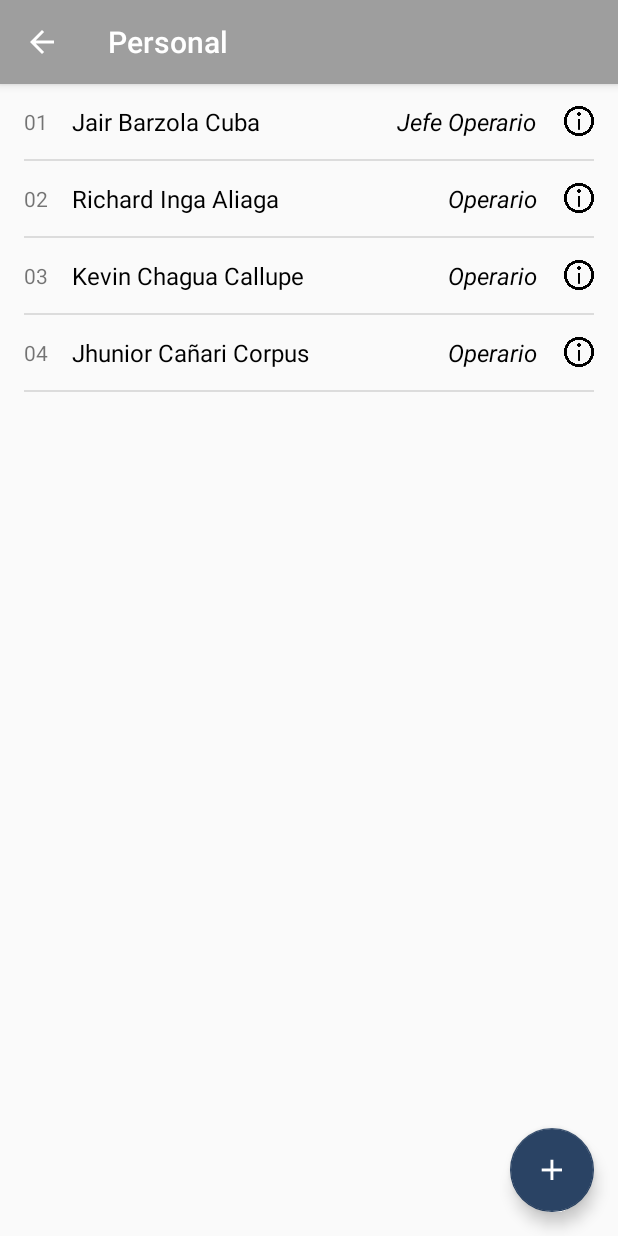
After one commit to ArquitecturaSW/AppSGPL, an Android app: the PersonalND screen opened directly, with no data from a screen before it, on a phone screen of 412 x 824 dp. The commit adds this screen. Run offline under Robolectric (Android 15) with nearby library versions, the phone set to English and light mode, and no system bars.

Commit message:
Cambio a Reportes y personal

```diff
--- /dev/null
+++ b/app/src/main/java/arquitectura/proyecto/android/appsgpl/Activities/PersonalND.java
@@ -0,0 +1,44 @@
+package arquitectura.proyecto.android.appsgpl.Activities;
+
+import android.content.Context;
+import android.support.v7.app.AppCompatActivity;
+import android.os.Bundle;
+import android.support.v7.widget.LinearLayoutManager;
+import android.support.v7.widget.RecyclerView;
+
+import java.util.List;
+
+import arquitectura.proyecto.android.appsgpl.Adapters.RecyclerAdapterPersonalND;
+import arquitectura.proyecto.android.appsgpl.Interfaces.PersonalNDView;
+import arquitectura.proyecto.android.appsgpl.Interfaces.PersonalNDPresenter;
+import arquitectura.proyecto.android.appsgpl.POJOS.Personal;
+import arquitectura.proyecto.android.appsgpl.Presenters.PersonalNDPresenterImpl;
+import arquitectura.proyecto.android.appsgpl.R;
+
+public class PersonalND extends AppCompatActivity implements PersonalNDView {
+    RecyclerView recyclerView;
+    Context context;
+
+    PersonalNDPresenter presenter;
+    RecyclerAdapterPersonalND adapter;
+    @Override
+    protected void onCreate(Bundle savedInstanceState) {
+        super.onCreate(savedInstanceState);
+        setContentView(R.layout.activity_personal_nd);
+
+        // Inflate the layout for this fragment
+        recyclerView = (RecyclerView) findViewById(R.id.recyclerView);
+        presenter = new PersonalNDPresenterImpl(this);
+        recyclerView.setLayoutManager(new LinearLayoutManager(this, LinearLayoutManager.VERTICAL,false));
+        adapter = new RecyclerAdapterPersonalND(context,R.layout.item_personal);
+        recyclerView.setAdapter(adapter);
+        presenter.loadListPersonal();
+         /*Implementacion de RecyclerView con MVP*/
+    }
+
+
+    @Override
+    public void initRecycler(List<Personal> personalList1) {
+        adapter.setListPersonal(personalList1);
+    }
+}
--- a/app/src/main/java/arquitectura/proyecto/android/appsgpl/Activities/Reporte.java
+++ b/app/src/main/java/arquitectura/proyecto/android/appsgpl/Activities/Reporte.java
@@ -37,12 +37,14 @@ public class Reporte extends AppCompatActivity {
 
         PieDataSet dataSet = new PieDataSet(pieEntries,"Reporte de  Proyectos");
         dataSet.setColors(ColorTemplate.COLORFUL_COLORS);
+        dataSet.setSliceSpace(3f);
         PieData data = new PieData(dataSet);
 
 
         //Get the Chart
         PieChart chart = (PieChart) findViewById(R.id.pieChart);
         chart.setData(data);
+        chart.setContentDescription("PieChart");
         chart.invalidate();
 
     }
--- /dev/null
+++ b/app/src/main/java/arquitectura/proyecto/android/appsgpl/Adapters/RecyclerAdapterPersonalND.java
@@ -0,0 +1,148 @@
+package arquitectura.proyecto.android.appsgpl.Adapters;
+
+import android.app.Activity;
+import android.app.Dialog;
+import android.content.Context;
+import android.content.DialogInterface;
+import android.support.design.widget.TextInputLayout;
+import android.support.v7.app.AlertDialog;
+import android.support.v7.widget.RecyclerView;
+import android.view.LayoutInflater;
+import android.view.View;
+import android.view.ViewGroup;
+import android.widget.Button;
+import android.widget.ImageView;
+import android.widget.LinearLayout;
+import android.widget.TextView;
+import android.widget.Toast;
+
+import java.util.ArrayList;
+import java.util.List;
+
+import arquitectura.proyecto.android.appsgpl.POJOS.Personal;
+import arquitectura.proyecto.android.appsgpl.R;
+
+import static arquitectura.proyecto.android.appsgpl.R.layout.item_personal;
+
+/**
+ * Created by Jair Barzola on 21-Apr-17.
+ */
+
+public class RecyclerAdapterPersonalND extends RecyclerView.Adapter<RecyclerAdapterPersonalND.ViewHolder>{
+
+    Activity activity = new Activity();
+
+    List<Personal> personalList1 = new ArrayList<>();
+    Context context;
+    int itemLayout;
+
+    public RecyclerAdapterPersonalND(Context context, int itemLayout) {
+        this.itemLayout = itemLayout;
+        this.context=context;
+    }
+    public void setListPersonal( List<Personal> personalList1) {
+        this.personalList1 = personalList1;
+    }
+    @Override
+    public ViewHolder onCreateViewHolder(ViewGroup parent, int viewType) {
+        View view = LayoutInflater.from(parent.getContext())
+                .inflate(item_personal,parent,false);
+        RecyclerAdapterPersonalND.ViewHolder viewHolder= new RecyclerAdapterPersonalND.ViewHolder(view);
+        return viewHolder;
+    }
+
+    @Override
+    public void onBindViewHolder(ViewHolder holder, int position) {
+//holder.nombre_documento.setText(entregableList.get(position).getNombre_documento());
+        holder.codigo_personal.setText(personalList1.get(position).getCodigo());
+        holder.nombre_personal.setText(personalList1.get(position).getNombre());
+        holder.cargo_personal.setText(personalList1.get(position).getCargo());
+        holder.info_personal.setOnClickListener(new View.OnClickListener() {
+            @Override
+            public void onClick(View v) {
+                Toast.makeText(context,"More info",Toast.LENGTH_SHORT).show();
+            }
+        });
+        holder.ly_item.setOnClickListener(new View.OnClickListener() {
+            @Override
+            public void onClick(View v) {
+
+            }
+        });
+
+
+    }
+
+    @Override
+    public int getItemCount() {
+        return personalList1.size();
+    }
+
+    public class ViewHolder extends RecyclerView.ViewHolder{
+
+
+        LinearLayout ly_item;
+        TextView codigo_personal;
+        TextView nombre_personal;
+        TextView cargo_personal;
+        ImageView info_personal;
+
+        public ViewHolder(View itemView) {
+            super(itemView);
+            ly_item = (LinearLayout) itemView.findViewById(R.id.ly);
+            codigo_personal = (TextView) itemView.findViewById(R.id.codigo_personal);
+            nombre_personal = (TextView) itemView.findViewById(R.id.nombre_personal);
+            cargo_personal = (TextView) itemView.findViewById(R.id.cargo_personal);
+            info_personal = (ImageView) itemView.findViewById(R.id.info_personal);
+
+
+        }
+    }
+    public AlertDialog preguntar() {
+        final AlertDialog.Builder builder = new AlertDialog.Builder(context);
+
+        builder.setTitle("¿Desea asignarlo jefe?");
+        builder.setPositiveButton("Aceptar", new DialogInterface.OnClickListener() {
+            @Override
+            public void onClick(DialogInterface dialog, int which) {
+                asignarJefe().show();
+                dialog.dismiss();
+            }
+        });
+        builder.setNegativeButton("Cancelar", new DialogInterface.OnClickListener() {
+            @Override
+            public void onClick(DialogInterface dialog, int which) {
+                dialog.dismiss();
+            }
+        });
+
+        return builder.create();
+    }
+    private Dialog asignarJefe(){
+        final AlertDialog.Builder builder = new AlertDialog.Builder(activity);
+
+        LayoutInflater inflater = activity.getLayoutInflater();
+
+        View v = inflater.inflate(R.layout.asignar_jefe_dialogo, null);
+        builder.setCancelable(false);
+        builder.setView(v);
+        TextInputLayout usuario = (TextInputLayout) v.findViewById(R.id.usuario_jefe);
+        TextInputLayout password =(TextInputLayout) v.findViewById(R.id.password);
+        TextInputLayout conpassword =(TextInputLayout) v.findViewById(R.id.confirmar_contrasena);
+        Button registar = (Button) v.findViewById(R.id.registarjefe);
+
+        registar.setOnClickListener(new View.OnClickListener() {
+            @Override
+            public void onClick(View v) {
+                //personalList.get(i).setCargo("Jefe Proyecto");
+                Toast.makeText(context,"Se completo satisfactoriamente.",Toast.LENGTH_SHORT).show();
+
+            }
+        });
+
+
+
+        return builder.create();
+    }
+
+}
--- /dev/null
+++ b/app/src/main/java/arquitectura/proyecto/android/appsgpl/Interactors/PersonalNDInteractorImpl.java
@@ -0,0 +1,30 @@
+package arquitectura.proyecto.android.appsgpl.Interactors;
+
+import java.util.ArrayList;
+import java.util.List;
+
+import arquitectura.proyecto.android.appsgpl.Interfaces.PersonalNDInteractor;
+import arquitectura.proyecto.android.appsgpl.Interfaces.PersonalNDPresenter;
+import arquitectura.proyecto.android.appsgpl.POJOS.Personal;
+
+/**
+ * Created by Brian on 01/06/2017.
+ */
+
+public class PersonalNDInteractorImpl implements PersonalNDInteractor {
+    private PersonalNDPresenter presenter;
+    public PersonalNDInteractorImpl ( PersonalNDPresenter presenter){
+        this.presenter= presenter;
+    }
+    @Override
+    public void initRecycler() {
+
+        List<Personal> personalList1 = new ArrayList<>();
+        personalList1.add(new Personal("01","Jair Barzola Cuba","Jefe Operario"));
+        personalList1.add(new Personal("02","Richard Inga Aliaga","Operario"));
+        personalList1.add(new Personal("03","Kevin Chagua Callupe","Operario"));
+        personalList1.add(new Personal("04","Jhunior Cañari Corpus","Operario"));
+        presenter.initRecycler(personalList1);
+
+    }
+}
--- /dev/null
+++ b/app/src/main/java/arquitectura/proyecto/android/appsgpl/Interfaces/PersonalNDInteractor.java
@@ -0,0 +1,9 @@
+package arquitectura.proyecto.android.appsgpl.Interfaces;
+
+/**
+ * Created by Brian on 01/06/2017.
+ */
+
+public interface PersonalNDInteractor {
+    void initRecycler();
+}
--- /dev/null
+++ b/app/src/main/java/arquitectura/proyecto/android/appsgpl/Interfaces/PersonalNDPresenter.java
@@ -0,0 +1,14 @@
+package arquitectura.proyecto.android.appsgpl.Interfaces;
+
+import java.util.List;
+
+import arquitectura.proyecto.android.appsgpl.POJOS.Personal;
+
+/**
+ * Created by Brian on 01/06/2017.
+ */
+
+public interface PersonalNDPresenter {
+    void initRecycler(List<Personal> personalList);
+    void loadListPersonal();
+}
--- /dev/null
+++ b/app/src/main/java/arquitectura/proyecto/android/appsgpl/Interfaces/PersonalNDView.java
@@ -0,0 +1,13 @@
+package arquitectura.proyecto.android.appsgpl.Interfaces;
+
+import java.util.List;
+
+import arquitectura.proyecto.android.appsgpl.POJOS.Personal;
+
+/**
+ * Created by Brian on 01/06/2017.
+ */
+
+public interface PersonalNDView {
+    void initRecycler(List<Personal> personalList);
+}
--- a/app/src/main/java/arquitectura/proyecto/android/appsgpl/POJOS/Personal.java
+++ b/app/src/main/java/arquitectura/proyecto/android/appsgpl/POJOS/Personal.java
@@ -17,6 +17,7 @@ public class Personal {
         this.nombre=nombre;
         this.cargo=cargo;
     }
+
 
     public String getCodigo() {
         return codigo;
@@ -41,4 +42,6 @@ public class Personal {
     public void setCargo(String cargo) {
         this.cargo = cargo;
     }
+
+
 }
--- /dev/null
+++ b/app/src/main/java/arquitectura/proyecto/android/appsgpl/Presenters/PersonalNDPresenterImpl.java
@@ -0,0 +1,33 @@
+package arquitectura.proyecto.android.appsgpl.Presenters;
+
+import java.util.List;
+
+
+import arquitectura.proyecto.android.appsgpl.Interactors.PersonalNDInteractorImpl;
+import arquitectura.proyecto.android.appsgpl.Interfaces.PersonalNDInteractor;
+import arquitectura.proyecto.android.appsgpl.Interfaces.PersonalNDPresenter;
+import arquitectura.proyecto.android.appsgpl.Interfaces.PersonalNDView;
+
+import arquitectura.proyecto.android.appsgpl.POJOS.Personal;
+
+/**
+ * Created by Brian on 01/06/2017.
+ */
+
+public class PersonalNDPresenterImpl implements PersonalNDPresenter {
+    private PersonalNDInteractor interactor;
+    private PersonalNDView view;
+    public PersonalNDPresenterImpl(PersonalNDView view){
+        this.view=view;
+        interactor = new PersonalNDInteractorImpl(this);
+    }
+    @Override
+    public void initRecycler(List<Personal> personalList1) {
+        view.initRecycler(personalList1);
+    }
+
+    @Override
+    public void loadListPersonal() {
+        interactor.initRecycler();
+    }
+}
--- a/app/src/main/java/arquitectura/proyecto/android/appsgpl/Views/MainActivity.java
+++ b/app/src/main/java/arquitectura/proyecto/android/appsgpl/Views/MainActivity.java
@@ -22,6 +22,7 @@ import android.widget.Button;
 import java.util.List;
 
 import arquitectura.proyecto.android.appsgpl.Activities.Login;
+import arquitectura.proyecto.android.appsgpl.Activities.PersonalND;
 import arquitectura.proyecto.android.appsgpl.Activities.Reporte;
 import arquitectura.proyecto.android.appsgpl.Adapters.RecyclerAdapterProyectos;
 import arquitectura.proyecto.android.appsgpl.Interfaces.MainActivityPresenter;
@@ -120,7 +121,9 @@ public class MainActivity extends AppCompatActivity
 
         if (id == R.id.nav_proyectos) {
             // Handle the camera action
-        } else if (id == R.id.nombre_personal) {
+        } else if (id == R.id.nav_personal) {
+            Intent intent = new Intent(getApplicationContext(), PersonalND.class);
+            startActivity(intent);
 
         } else if (id == R.id.nav_reportes) {
 
--- /dev/null
+++ b/app/src/main/res/layout/activity_personal_nd.xml
@@ -0,0 +1,24 @@
+<RelativeLayout xmlns:android="http://schemas.android.com/apk/res/android"
+    xmlns:tools="http://schemas.android.com/tools"
+    xmlns:app="http://schemas.android.com/apk/res-auto"
+    android:layout_width="match_parent"
+    android:layout_height="match_parent"
+    tools:context="arquitectura.proyecto.android.appsgpl.Views.OneFragment">
+    <android.support.v7.widget.RecyclerView
+        android:id="@+id/recyclerView"
+        android:scrollbars="vertical"
+        android:layout_width="match_parent"
+        android:layout_height="match_parent"
+        tools:listitem="@layout/item_personal"
+        app:layout_behavior="@string/appbar_scrolling_view_behavior"/>
+    <android.support.design.widget.FloatingActionButton
+        android:id="@+id/fab3"
+        android:layout_width="wrap_content"
+        android:layout_height="wrap_content"
+        android:layout_alignParentBottom="true"
+        android:layout_alignParentRight="true"
+        android:layout_margin="@dimen/fab_margin"
+        android:elevation="6dp"
+        app:backgroundTint="@color/colorFAB"
+        app:srcCompat="@mipmap/ic_add" />
+</RelativeLayout>
--- a/app/src/main/res/layout/item_personal.xml
+++ b/app/src/main/res/layout/item_personal.xml
@@ -4,6 +4,7 @@
     android:orientation="vertical"
     android:layout_width="match_parent"
     android:paddingLeft="16dp"
+    android:id="@+id/ly"
     android:paddingRight="16dp"
     android:layout_height="wrap_content"
     >
--- a/app/src/main/res/values/strings.xml
+++ b/app/src/main/res/values/strings.xml
@@ -9,6 +9,7 @@
     <string name="crearCuenta">Crear una cuenta</string>
     <string name="iniciar">Iniciar Sesión</string>
     <string name="registarcuenta">Registrar Cuenta</string>
+    <string name="registarJefe">Registrar Jefe</string>
     <string name="title_activity_splash_screen">SplashScreen</string>
     <string name="title_activity_detalle_proyecto">DetalleProyecto</string>
 
```
Also changed, not shown: app/src/main/AndroidManifest.xml (+11 -4 lines), app/src/main/res/layout/activity_reporte.xml (+9 -8 lines), app/src/main/res/layout/asignar_jefe_dialogo.xml (added, +95 -0 lines).
